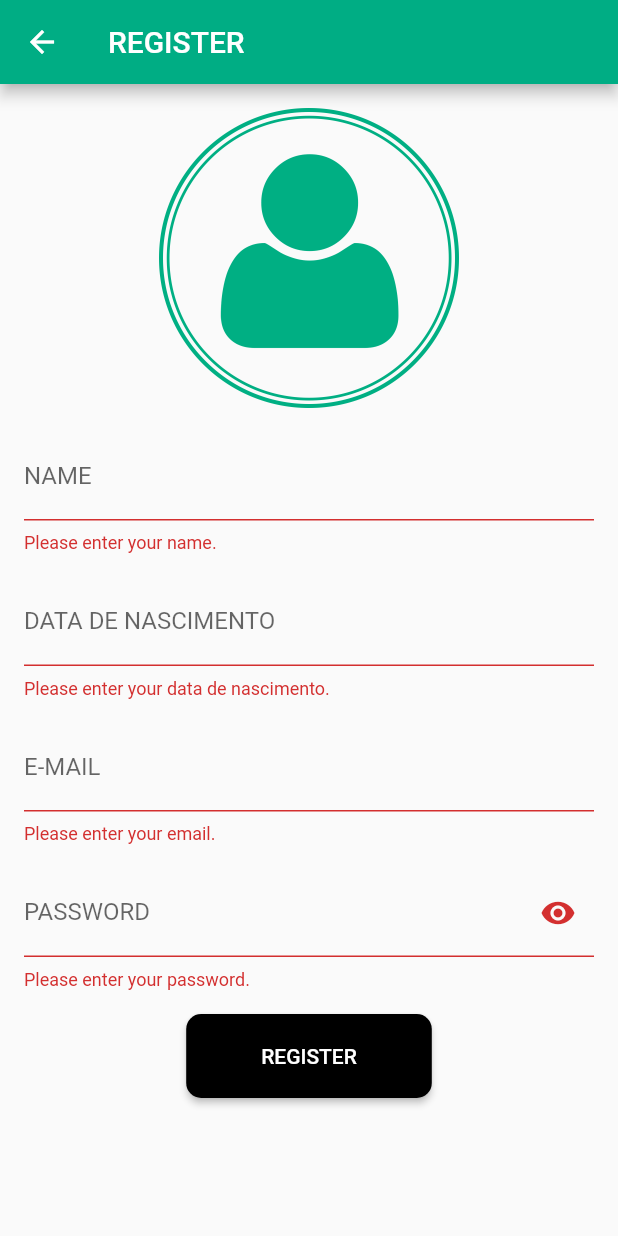
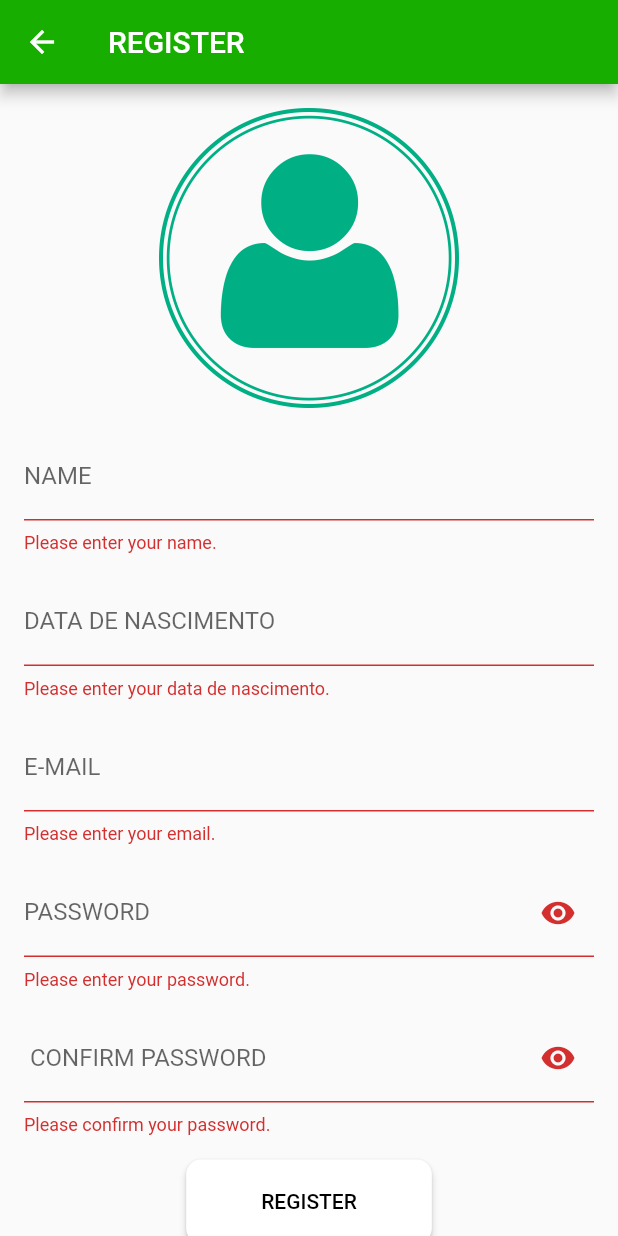
Before and after one commit to VitorTavaresO/Plantae, a Flutter app: the RegisterScreen screen opened directly, after a tap on "REGISTER", on a phone screen of 412 x 824 dp. Run offline on Flutter 3.47's test engine with Material 2 defaults, Android fonts, the phone set to English and light mode, and no system bars.

Commit message:
update da tela de registro

```diff
--- a/lib/registerScreen.dart
+++ b/lib/registerScreen.dart
@@ -17,8 +17,10 @@ class _RegisterScreenState extends State<RegisterScreen> {
   bool _obscureText = true;
   @override
   void dispose() {
+    _nameController.dispose();
     _emailController.dispose();
     _passwordController.dispose();
+    _confirmPasswordController.dispose();
     super.dispose();
   }
 
@@ -26,7 +28,7 @@ class _RegisterScreenState extends State<RegisterScreen> {
   Widget build(BuildContext context) {
     return Scaffold(
       appBar: AppBar(
-        backgroundColor: const Color.fromRGBO(0, 173, 132, 1),
+        backgroundColor: const Color.fromRGBO(24, 174, 0, 1),
         title: const Text('REGISTER'),
       ),
       body: Padding(
@@ -105,6 +107,30 @@ class _RegisterScreenState extends State<RegisterScreen> {
                 },
               ),
               const SizedBox(height: 16.0),
+              TextFormField(
+                controller: _passwordController,
+                decoration: InputDecoration(
+                  labelText: ' CONFIRM PASSWORD',
+                  suffixIcon: IconButton(
+                    onPressed: () {
+                      setState(() {
+                        _obscureText = !_obscureText;
+                      });
+                    },
+                    icon: Icon(
+                      _obscureText ? Icons.visibility : Icons.visibility_off,
+                    ),
+                  ),
+                ),
+                obscureText: _obscureText,
+                validator: (value) {
+                  if (value == null || value.isEmpty) {
+                    return 'Please confirm your password.';
+                  }
+                  return null;
+                },
+              ),
+              const SizedBox(height: 16.0),
               ElevatedButton(
                 onPressed: () {
                   if (_formKey.currentState!.validate()) {
@@ -117,16 +143,16 @@ class _RegisterScreenState extends State<RegisterScreen> {
                   }
                 },
                 style: ElevatedButton.styleFrom(
-                  backgroundColor: Colors.black,
-                  foregroundColor: Colors.white,
-                  padding:
-                      const EdgeInsets.symmetric(horizontal: 50, vertical: 20),
-                  shape: const RoundedRectangleBorder(
-                    borderRadius: BorderRadius.all(
-                      Radius.circular(10),
+                      backgroundColor: Colors.white,
+                      foregroundColor: Colors.black,
+                      padding: const EdgeInsets.symmetric(
+                        horizontal: 50, vertical: 20),
+                      shape: const RoundedRectangleBorder(
+                        borderRadius: BorderRadius.all(
+                          Radius.circular(10),
+                        ),
+                      ),
                     ),
-                  ),
-                ),
                 child: const Text('REGISTER'),
               ),
             ],
```
